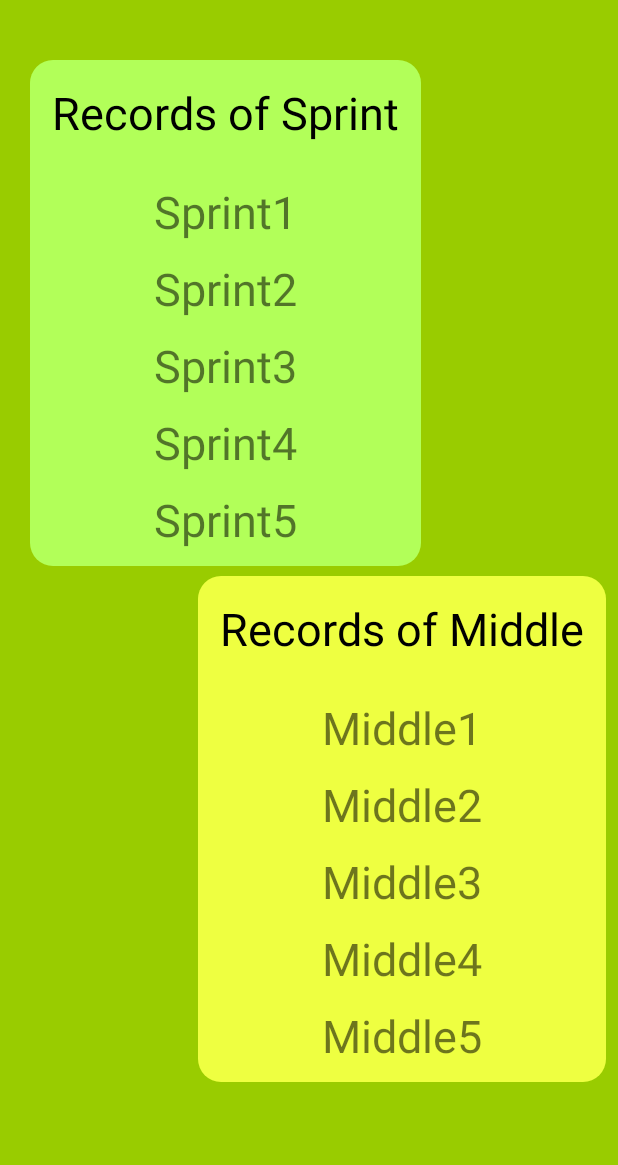
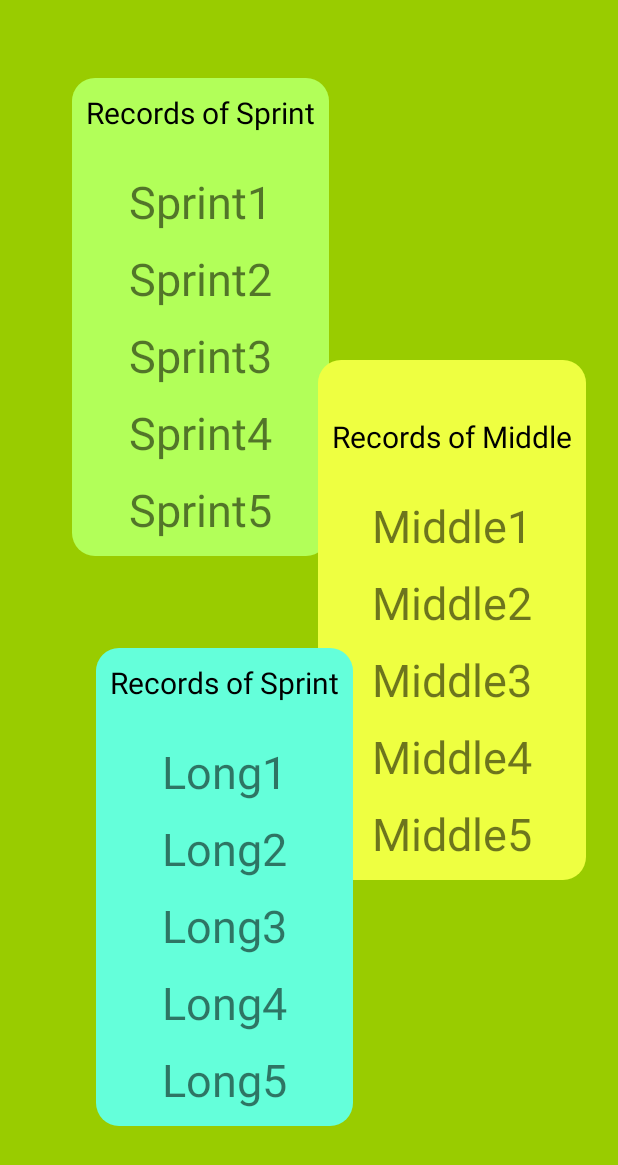
Before and after one commit to Serg8787/ClickerRxJava, an Android app: the HallOfFameFragment screen opened through its navigation route, on a phone screen of 412 x 824 dp. Shown: the top 1165 px of the screen. Run offline under Robolectric (Android 15) with nearby library versions, the phone set to English and light mode, and no system bars.

Commit message:
add views to hall

```diff
--- a/app/src/main/res/layout/fragment_hall_of_fame.xml
+++ b/app/src/main/res/layout/fragment_hall_of_fame.xml
@@ -12,25 +12,24 @@
         android:id="@+id/clSprinRecord"
         android:layout_width="0dp"
         android:layout_height="wrap_content"
-        app:layout_constraintTop_toTopOf="parent"
+        android:layout_marginStart="48dp"
+        android:layout_marginTop="52dp"
+        android:background="@drawable/back_record_sprint"
+        android:padding="5dp"
         app:layout_constraintStart_toStartOf="parent"
-        android:layout_marginStart="20dp"
-        android:layout_marginTop="40dp"
-        android:background="@drawable/back_record_sprint"
-        android:padding="5dp">
+        app:layout_constraintTop_toTopOf="parent">
 
         <TextView
             android:id="@+id/tvRecordAllSpint"
             android:layout_width="wrap_content"
             android:layout_height="wrap_content"
+            android:padding="4dp"
             android:text="Records of Sprint"
-            android:textSize="30sp"
             android:textColor="@color/black"
-            android:padding="4dp"
-            android:layout_margin="5dp"
-            app:layout_constraintTop_toTopOf="parent"
+            android:textSize="20sp"
+            app:layout_constraintEnd_toEndOf="parent"
             app:layout_constraintStart_toStartOf="parent"
-            app:layout_constraintEnd_toEndOf="parent"/>
+            app:layout_constraintTop_toTopOf="parent" />
 
 
         <TextView
@@ -51,48 +50,49 @@
             android:id="@+id/tvRecordSprint2"
             android:layout_width="0dp"
             android:layout_height="wrap_content"
+            android:gravity="center"
+            android:padding="5dp"
             android:text="Sprint2"
             android:textSize="30sp"
-            android:padding="5dp"
-            android:gravity="center"
             app:layout_constraintEnd_toEndOf="@+id/tvRecordSprint1"
             app:layout_constraintStart_toStartOf="@+id/tvRecordSprint1"
-            app:layout_constraintTop_toBottomOf="@+id/tvRecordSprint1"/>
+            app:layout_constraintTop_toBottomOf="@+id/tvRecordSprint1" />
+
         <TextView
             android:id="@+id/tvRecordSprint3"
             android:layout_width="0dp"
             android:layout_height="wrap_content"
+            android:gravity="center"
+            android:padding="5dp"
             android:text="Sprint3"
             android:textSize="30sp"
-            android:padding="5dp"
-            android:gravity="center"
             app:layout_constraintEnd_toEndOf="parent"
             app:layout_constraintStart_toStartOf="parent"
-            app:layout_constraintTop_toBottomOf="@+id/tvRecordSprint2"/>
+            app:layout_constraintTop_toBottomOf="@+id/tvRecordSprint2" />
 
         <TextView
             android:id="@+id/tvRecordSprint4"
             android:layout_width="0dp"
             android:layout_height="wrap_content"
+            android:gravity="center"
+            android:padding="5dp"
             android:text="Sprint4"
-            android:gravity="center"
             android:textSize="30sp"
-            android:padding="5dp"
             app:layout_constraintEnd_toEndOf="@+id/tvRecordSprint3"
             app:layout_constraintStart_toStartOf="@+id/tvRecordSprint3"
-            app:layout_constraintTop_toBottomOf="@+id/tvRecordSprint3"/>
+            app:layout_constraintTop_toBottomOf="@+id/tvRecordSprint3" />
 
         <TextView
             android:id="@+id/tvRecordSprint5"
             android:layout_width="0dp"
             android:layout_height="wrap_content"
+            android:gravity="center"
+            android:padding="5dp"
             android:text="Sprint5"
-            android:gravity="center"
             android:textSize="30sp"
-            android:padding="5dp"
             app:layout_constraintEnd_toEndOf="@+id/tvRecordSprint4"
             app:layout_constraintStart_toStartOf="@+id/tvRecordSprint4"
-            app:layout_constraintTop_toBottomOf="@+id/tvRecordSprint4"/>
+            app:layout_constraintTop_toBottomOf="@+id/tvRecordSprint4" />
 
     </androidx.constraintlayout.widget.ConstraintLayout>
 
@@ -100,26 +100,28 @@
         android:id="@+id/clMiddleRecord"
         android:layout_width="0dp"
         android:layout_height="wrap_content"
-        android:layout_marginStart="132dp"
-        android:layout_marginTop="384dp"
+        android:layout_marginStart="164dp"
+
+        android:layout_marginTop="188dp"
         android:background="@drawable/back_record_middle"
         android:padding="5dp"
-        app:layout_constraintStart_toStartOf="parent"
-        app:layout_constraintTop_toTopOf="parent">
+        app:layout_constraintStart_toStartOf="@+id/clSprinRecord"
+        app:layout_constraintTop_toTopOf="@+id/clSprinRecord">
+
 
         <TextView
             android:id="@+id/tvRecordAllMiddle"
             android:layout_width="wrap_content"
             android:layout_height="wrap_content"
-            android:layout_margin="5dp"
+            android:layout_marginTop="28dp"
             android:padding="4dp"
             android:text="Records of Middle"
             android:textColor="@color/black"
-            android:textSize="30sp"
+            android:textSize="20sp"
             app:layout_constraintEnd_toEndOf="parent"
+            app:layout_constraintHorizontal_bias="0.0"
             app:layout_constraintStart_toStartOf="parent"
             app:layout_constraintTop_toTopOf="parent" />
-
 
         <TextView
             android:id="@+id/tvRecordMiddle1"
@@ -143,6 +145,7 @@
             android:text="Middle2"
             android:textSize="30sp"
             app:layout_constraintEnd_toEndOf="parent"
+            app:layout_constraintHorizontal_bias="1.0"
             app:layout_constraintStart_toStartOf="parent"
             app:layout_constraintTop_toBottomOf="@+id/tvRecordMiddle1" />
 
@@ -181,6 +184,93 @@
             app:layout_constraintEnd_toEndOf="parent"
             app:layout_constraintStart_toStartOf="parent"
             app:layout_constraintTop_toBottomOf="@+id/tvRecordMiddle4" />
+    </androidx.constraintlayout.widget.ConstraintLayout>
+
+    <androidx.constraintlayout.widget.ConstraintLayout
+        android:id="@+id/clLongRecord"
+        android:layout_width="0dp"
+        android:layout_height="wrap_content"
+        android:layout_marginStart="64dp"
+        android:layout_marginTop="192dp"
+        android:background="@drawable/back_record_long"
+
+        android:padding="5dp"
+        app:layout_constraintStart_toStartOf="parent"
+        app:layout_constraintTop_toTopOf="@+id/clMiddleRecord">
+
+        <TextView
+            android:id="@+id/tvRecordAllLong"
+            android:layout_width="wrap_content"
+            android:layout_height="wrap_content"
+            android:padding="4dp"
+            android:text="Records of Sprint"
+            android:textColor="@color/black"
+            android:textSize="20sp"
+            app:layout_constraintEnd_toEndOf="parent"
+            app:layout_constraintStart_toStartOf="parent"
+            app:layout_constraintTop_toTopOf="parent" />
+
+
+        <TextView
+            android:id="@+id/tvRecordLong1"
+            android:layout_width="0dp"
+            android:layout_height="wrap_content"
+            android:layout_marginTop="16dp"
+            android:gravity="center"
+            android:padding="5dp"
+            android:text="Long1"
+            android:textSize="30sp"
+            app:layout_constraintEnd_toEndOf="parent"
+            app:layout_constraintHorizontal_bias="1.0"
+            app:layout_constraintStart_toStartOf="parent"
+            app:layout_constraintTop_toBottomOf="@id/tvRecordAllLong" />
+
+        <TextView
+            android:id="@+id/tvRecordLong2"
+            android:layout_width="0dp"
+            android:layout_height="wrap_content"
+            android:gravity="center"
+            android:padding="5dp"
+            android:text="Long2"
+            android:textSize="30sp"
+            app:layout_constraintEnd_toEndOf="parent"
+            app:layout_constraintStart_toStartOf="parent"
+            app:layout_constraintTop_toBottomOf="@+id/tvRecordLong1" />
+
+        <TextView
+            android:id="@+id/tvRecordLong3"
+            android:layout_width="0dp"
+            android:layout_height="wrap_content"
+            android:gravity="center"
+            android:padding="5dp"
+            android:text="Long3"
+            android:textSize="30sp"
+            app:layout_constraintEnd_toEndOf="parent"
+            app:layout_constraintStart_toStartOf="parent"
+            app:layout_constraintTop_toBottomOf="@+id/tvRecordLong2" />
+
+        <TextView
+            android:id="@+id/tvRecordLong4"
+            android:layout_width="0dp"
+            android:layout_height="wrap_content"
+            android:gravity="center"
+            android:padding="5dp"
+            android:text="Long4"
+            android:textSize="30sp"
+            app:layout_constraintEnd_toEndOf="parent"
+            app:layout_constraintStart_toStartOf="parent"
+            app:layout_constraintTop_toBottomOf="@+id/tvRecordLong3" />
+        <TextView
+            android:id="@+id/tvRecordLong5"
+            android:layout_width="0dp"
+            android:layout_height="wrap_content"
+            android:gravity="center"
+            android:padding="5dp"
+            android:text="Long5"
+            android:textSize="30sp"
+            app:layout_constraintEnd_toEndOf="parent"
+            app:layout_constraintStart_toStartOf="parent"
+            app:layout_constraintTop_toBottomOf="@+id/tvRecordLong4" />
 
     </androidx.constraintlayout.widget.ConstraintLayout>
 
```
